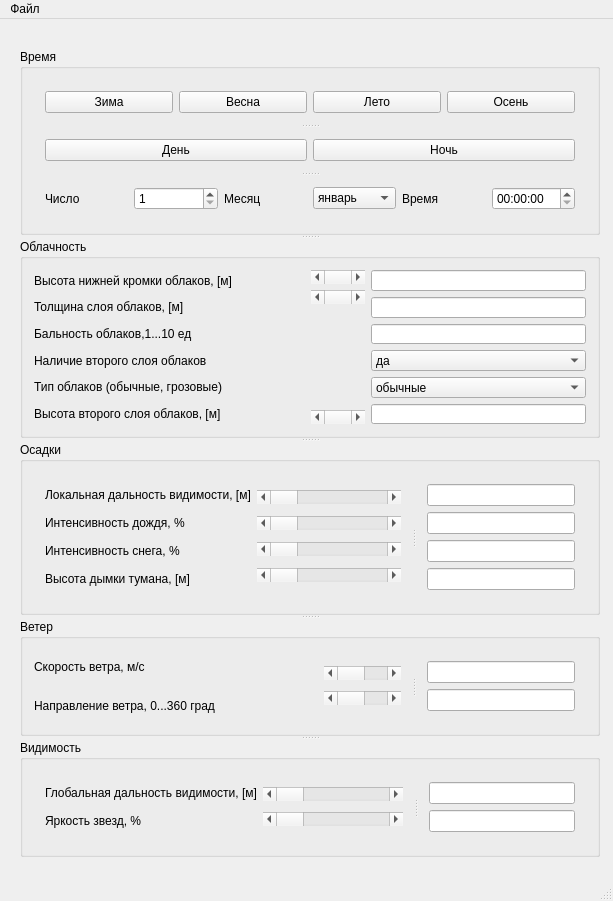
Before: the Qt Designer form untitled/mainwindow.ui in katherinr/desktop_wrapper, drawn with Qt 5.
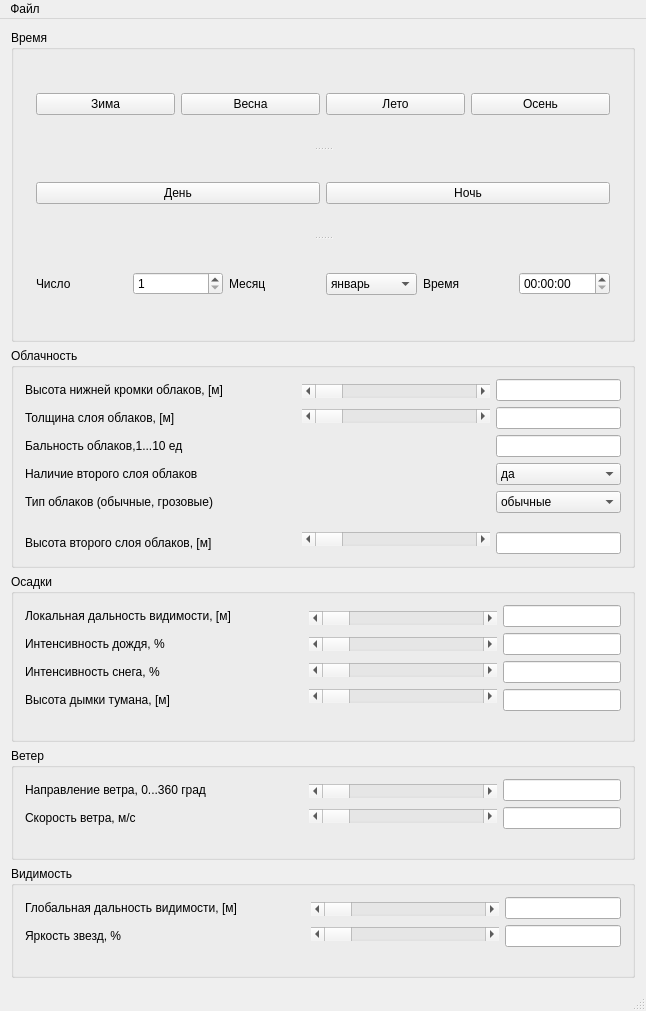
After: the same form once the commit is applied.

Commit message: - minor layout changes - added weather slots

Patch:
```diff
--- a/untitled/mainwindow.ui
+++ b/untitled/mainwindow.ui
@@ -9,26 +9,16 @@
    <rect>
     <x>0</x>
     <y>0</y>
-    <width>613</width>
-    <height>901</height>
+    <width>646</width>
+    <height>1011</height>
    </rect>
   </property>
   <property name="windowTitle">
    <string>MainWindow</string>
   </property>
   <widget class="QWidget" name="centralWidget">
-   <widget class="QSplitter" name="splitter">
-    <property name="geometry">
-     <rect>
-      <x>20</x>
-      <y>30</y>
-      <width>580</width>
-      <height>808</height>
-     </rect>
-    </property>
-    <property name="orientation">
-     <enum>Qt::Vertical</enum>
-    </property>
+   <layout class="QVBoxLayout" name="verticalLayout_15">
+    <item>
     <widget class="QGroupBox" name="mTimeGrB">
      <property name="minimumSize">
       <size>
@@ -142,6 +132,12 @@
           </item>
           <item>
            <widget class="QSpinBox" name="day_spnb">
+             <property name="minimumSize">
+              <size>
+               <width>0</width>
+               <height>0</height>
+              </size>
+             </property>
             <property name="minimum">
              <number>1</number>
             </property>
@@ -262,11 +258,13 @@
       </item>
      </layout>
     </widget>
+    </item>
+    <item>
     <widget class="QGroupBox" name="mCloudGrB">
      <property name="title">
       <string>Облачность</string>
      </property>
-     <layout class="QHBoxLayout" name="horizontalLayout_8">
+      <layout class="QHBoxLayout" name="horizontalLayout_6">
       <item>
        <layout class="QVBoxLayout" name="verticalLayout_8">
         <item>
@@ -310,6 +308,22 @@
           </property>
          </widget>
         </item>
+         <item>
+          <spacer name="horizontalSpacer_5">
+           <property name="orientation">
+            <enum>Qt::Horizontal</enum>
+           </property>
+           <property name="sizeType">
+            <enum>QSizePolicy::Fixed</enum>
+           </property>
+           <property name="sizeHint" stdset="0">
+            <size>
+             <width>268</width>
+             <height>13</height>
+            </size>
+           </property>
+          </spacer>
+         </item>
         <item>
          <widget class="QLabel" name="label_8">
           <property name="text">
@@ -323,6 +337,24 @@
        <layout class="QVBoxLayout" name="verticalLayout_9">
         <item>
          <widget class="QScrollBar" name="cloudHeightScroll">
+           <property name="baseSize">
+            <size>
+             <width>10</width>
+             <height>0</height>
+            </size>
+           </property>
+           <property name="autoFillBackground">
+            <bool>false</bool>
+           </property>
+           <property name="maximum">
+            <number>2000</number>
+           </property>
+           <property name="singleStep">
+            <number>10</number>
+           </property>
+           <property name="pageStep">
+            <number>10</number>
+           </property>
           <property name="orientation">
            <enum>Qt::Horizontal</enum>
           </property>
@@ -352,10 +384,13 @@
           <property name="orientation">
            <enum>Qt::Vertical</enum>
           </property>
+           <property name="sizeType">
+            <enum>QSizePolicy::Fixed</enum>
+           </property>
           <property name="sizeHint" stdset="0">
            <size>
-            <width>17</width>
-            <height>68</height>
+             <width>188</width>
+             <height>98</height>
            </size>
           </property>
          </spacer>
@@ -408,6 +443,22 @@
           </item>
          </widget>
         </item>
+         <item>
+          <spacer name="horizontalSpacer_9">
+           <property name="orientation">
+            <enum>Qt::Horizontal</enum>
+           </property>
+           <property name="sizeType">
+            <enum>QSizePolicy::Fixed</enum>
+           </property>
+           <property name="sizeHint" stdset="0">
+            <size>
+             <width>100</width>
+             <height>13</height>
+            </size>
+           </property>
+          </spacer>
+         </item>
         <item>
          <widget class="QLineEdit" name="cloudSecLayer_inp"/>
         </item>
@@ -415,22 +466,23 @@
       </item>
      </layout>
     </widget>
+    </item>
+    <item>
     <widget class="QGroupBox" name="mPrecipationGrB">
      <property name="title">
       <string>Осадки</string>
      </property>
-     <layout class="QVBoxLayout" name="verticalLayout_17">
-      <item>
-       <widget class="QSplitter" name="splitter_2">
-        <property name="orientation">
-         <enum>Qt::Horizontal</enum>
-        </property>
-        <widget class="QWidget" name="layoutWidget">
-         <layout class="QHBoxLayout" name="horizontalLayout_6">
+      <layout class="QHBoxLayout" name="horizontalLayout_3">
           <item>
            <layout class="QVBoxLayout" name="verticalLayout_2">
             <item>
              <widget class="QLabel" name="label_10">
+           <property name="minimumSize">
+            <size>
+             <width>271</width>
+             <height>0</height>
+            </size>
+           </property>
               <property name="text">
                <string>Локальная дальность видимости, [м]</string>
               </property>
@@ -438,6 +490,12 @@
             </item>
             <item>
              <widget class="QLabel" name="label_2">
+           <property name="minimumSize">
+            <size>
+             <width>271</width>
+             <height>0</height>
+            </size>
+           </property>
               <property name="text">
                <string>Интенсивность дождя, %</string>
               </property>
@@ -457,10 +515,26 @@
               </property>
              </widget>
             </item>
+         <item>
+          <spacer name="horizontalSpacer_12">
+           <property name="orientation">
+            <enum>Qt::Horizontal</enum>
+           </property>
+           <property name="sizeType">
+            <enum>QSizePolicy::Fixed</enum>
+           </property>
+           <property name="sizeHint" stdset="0">
+            <size>
+             <width>278</width>
+             <height>17</height>
+            </size>
+           </property>
+          </spacer>
+         </item>
            </layout>
           </item>
           <item>
-           <layout class="QVBoxLayout" name="verticalLayout_4">
+        <layout class="QVBoxLayout" name="verticalLayout_7">
             <item>
              <widget class="QScrollBar" name="localVisScroll">
               <property name="singleStep">
@@ -492,12 +566,26 @@
               </property>
              </widget>
             </item>
-           </layout>
-          </item>
-         </layout>
-        </widget>
-        <widget class="QWidget" name="layoutWidget">
-         <layout class="QVBoxLayout" name="verticalLayout_7">
+         <item>
+          <spacer name="horizontalSpacer_8">
+           <property name="orientation">
+            <enum>Qt::Horizontal</enum>
+           </property>
+           <property name="sizeType">
+            <enum>QSizePolicy::Fixed</enum>
+           </property>
+           <property name="sizeHint" stdset="0">
+            <size>
+             <width>188</width>
+             <height>17</height>
+            </size>
+           </property>
+          </spacer>
+         </item>
+        </layout>
+       </item>
+       <item>
+        <layout class="QVBoxLayout" name="verticalLayout_4">
           <item>
            <widget class="QLineEdit" name="localVis_inp"/>
           </item>
@@ -510,43 +598,35 @@
           <item>
            <widget class="QLineEdit" name="hmist_inp"/>
           </item>
-         </layout>
-        </widget>
-       </widget>
+         <item>
+          <spacer name="horizontalSpacer_13">
+           <property name="orientation">
+            <enum>Qt::Horizontal</enum>
+           </property>
+           <property name="sizeType">
+            <enum>QSizePolicy::Fixed</enum>
+           </property>
+           <property name="sizeHint" stdset="0">
+            <size>
+             <width>100</width>
+             <height>17</height>
+            </size>
+           </property>
+          </spacer>
+         </item>
+        </layout>
       </item>
      </layout>
     </widget>
+    </item>
+    <item>
     <widget class="QGroupBox" name="mWindGrB">
      <property name="title">
       <string>Ветер</string>
      </property>
      <layout class="QHBoxLayout" name="horizontalLayout_4">
       <item>
-       <layout class="QVBoxLayout" name="verticalLayout_14">
-        <item>
-         <layout class="QHBoxLayout" name="horizontalLayout_2">
-          <item>
-           <widget class="QLabel" name="label_21">
-            <property name="text">
-             <string>Скорость ветра, м/с</string>
-            </property>
-           </widget>
-          </item>
-          <item>
-           <spacer name="horizontalSpacer">
-            <property name="orientation">
-             <enum>Qt::Horizontal</enum>
-            </property>
-            <property name="sizeHint" stdset="0">
-             <size>
-              <width>108</width>
-              <height>17</height>
-             </size>
-            </property>
-           </spacer>
-          </item>
-         </layout>
-        </item>
+        <layout class="QVBoxLayout" name="verticalLayout_6">
         <item>
          <widget class="QLabel" name="label_22">
           <property name="text">
@@ -554,15 +634,33 @@
           </property>
          </widget>
         </item>
-       </layout>
+         <item>
+          <widget class="QLabel" name="label_21">
+           <property name="text">
+            <string>Скорость ветра, м/с</string>
+           </property>
+          </widget>
       </item>
       <item>
-       <widget class="QSplitter" name="splitter_4">
+          <spacer name="horizontalSpacer_6">
         <property name="orientation">
          <enum>Qt::Horizontal</enum>
         </property>
-        <widget class="QWidget" name="layoutWidget">
-         <layout class="QVBoxLayout" name="verticalLayout_6">
+           <property name="sizeType">
+            <enum>QSizePolicy::Fixed</enum>
+           </property>
+           <property name="sizeHint" stdset="0">
+            <size>
+             <width>278</width>
+             <height>17</height>
+            </size>
+           </property>
+          </spacer>
+         </item>
+        </layout>
+       </item>
+       <item>
+        <layout class="QVBoxLayout" name="verticalLayout_11">
           <item>
            <widget class="QScrollBar" name="windSpeedScroll">
             <property name="orientation">
@@ -577,9 +675,25 @@
             </property>
            </widget>
           </item>
-         </layout>
-        </widget>
-        <widget class="QWidget" name="layoutWidget">
+         <item>
+          <spacer name="horizontalSpacer_7">
+           <property name="orientation">
+            <enum>Qt::Horizontal</enum>
+           </property>
+           <property name="sizeType">
+            <enum>QSizePolicy::Fixed</enum>
+           </property>
+           <property name="sizeHint" stdset="0">
+            <size>
+             <width>188</width>
+             <height>17</height>
+            </size>
+           </property>
+          </spacer>
+         </item>
+        </layout>
+       </item>
+       <item>
          <layout class="QVBoxLayout" name="verticalLayout_13">
           <item>
            <widget class="QLineEdit" name="windSpeed_inp"/>
@@ -587,24 +701,33 @@
           <item>
            <widget class="QLineEdit" name="windSpeedPsi_inp"/>
           </item>
-         </layout>
-        </widget>
-       </widget>
+         <item>
+          <spacer name="horizontalSpacer_11">
+           <property name="orientation">
+            <enum>Qt::Horizontal</enum>
+           </property>
+           <property name="sizeType">
+            <enum>QSizePolicy::Fixed</enum>
+           </property>
+           <property name="sizeHint" stdset="0">
+            <size>
+             <width>100</width>
+             <height>17</height>
+            </size>
+           </property>
+          </spacer>
+         </item>
+        </layout>
       </item>
      </layout>
     </widget>
+    </item>
+    <item>
     <widget class="QGroupBox" name="mSightGrB">
      <property name="title">
       <string>Видимость</string>
      </property>
-     <layout class="QHBoxLayout" name="horizontalLayout_9">
-      <item>
-       <widget class="QSplitter" name="splitter_6">
-        <property name="orientation">
-         <enum>Qt::Horizontal</enum>
-        </property>
-        <widget class="QWidget" name="layoutWidget">
-         <layout class="QHBoxLayout" name="horizontalLayout_3">
+      <layout class="QHBoxLayout" name="horizontalLayout_2">
           <item>
            <layout class="QVBoxLayout" name="verticalLayout">
             <item>
@@ -621,6 +744,22 @@
               </property>
              </widget>
             </item>
+         <item>
+          <spacer name="horizontalSpacer_2">
+           <property name="orientation">
+            <enum>Qt::Horizontal</enum>
+           </property>
+           <property name="sizeType">
+            <enum>QSizePolicy::Fixed</enum>
+           </property>
+           <property name="sizeHint" stdset="0">
+            <size>
+             <width>280</width>
+             <height>17</height>
+            </size>
+           </property>
+          </spacer>
+         </item>
            </layout>
           </item>
           <item>
@@ -639,12 +778,29 @@
               </property>
              </widget>
             </item>
-           </layout>
-          </item>
-         </layout>
-        </widget>
-        <widget class="QWidget" name="layoutWidget">
+         <item>
+          <spacer name="horizontalSpacer_3">
+           <property name="orientation">
+            <enum>Qt::Horizontal</enum>
+           </property>
+           <property name="sizeType">
+            <enum>QSizePolicy::Fixed</enum>
+           </property>
+           <property name="sizeHint" stdset="0">
+            <size>
+             <width>188</width>
+             <height>17</height>
+            </size>
+           </property>
+          </spacer>
+         </item>
+        </layout>
+       </item>
+       <item>
          <layout class="QVBoxLayout" name="verticalLayout_12">
+         <property name="sizeConstraint">
+          <enum>QLayout::SetFixedSize</enum>
+         </property>
           <item>
            <widget class="QLineEdit" name="visibility_inp">
             <property name="baseSize">
@@ -661,13 +817,28 @@
           <item>
            <widget class="QLineEdit" name="starsBright_inp"/>
           </item>
-         </layout>
-        </widget>
-       </widget>
+         <item>
+          <spacer name="horizontalSpacer_10">
+           <property name="orientation">
+            <enum>Qt::Horizontal</enum>
+           </property>
+           <property name="sizeType">
+            <enum>QSizePolicy::Fixed</enum>
+           </property>
+           <property name="sizeHint" stdset="0">
+            <size>
+             <width>100</width>
+             <height>17</height>
+            </size>
+           </property>
+          </spacer>
+         </item>
+        </layout>
       </item>
      </layout>
     </widget>
-   </widget>
+    </item>
+   </layout>
   </widget>
   <widget class="QStatusBar" name="statusBar"/>
   <widget class="QMenuBar" name="menuBar">
@@ -675,7 +846,7 @@
     <rect>
      <x>0</x>
      <y>0</y>
-     <width>613</width>
+     <width>646</width>
      <height>31</height>
     </rect>
    </property>
```
Left out of the diff: 16 changed lines with no effect on the pictures. Lines whose indentation alone changed are shown as unchanged. The commit also changes 4 other files.
